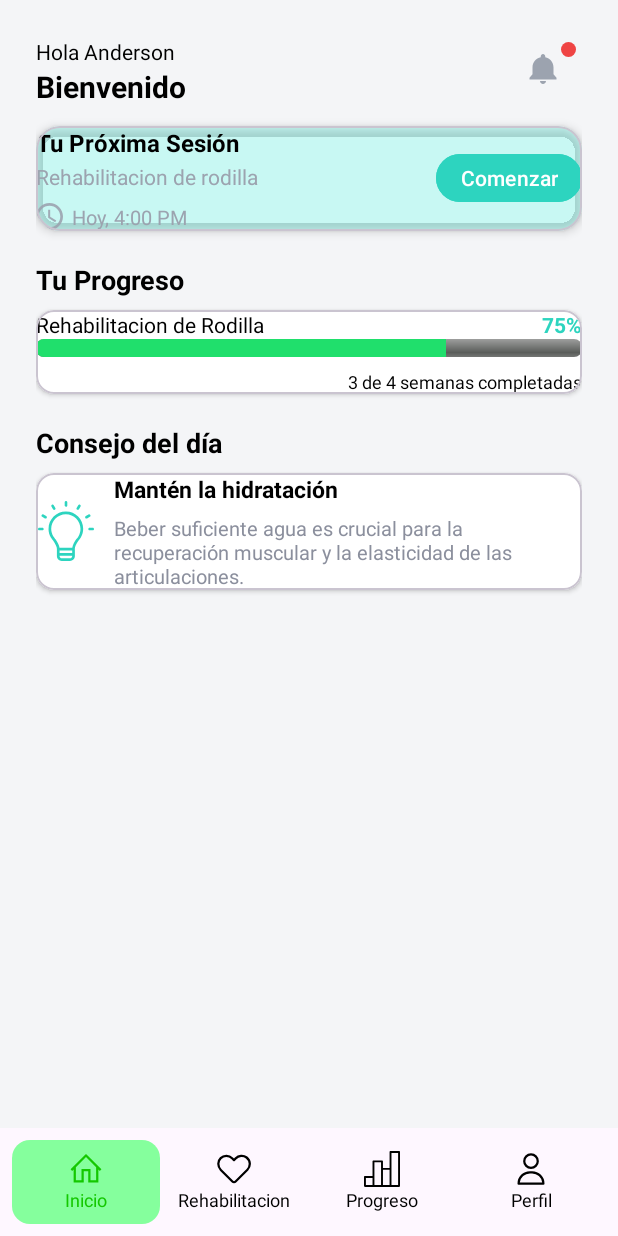
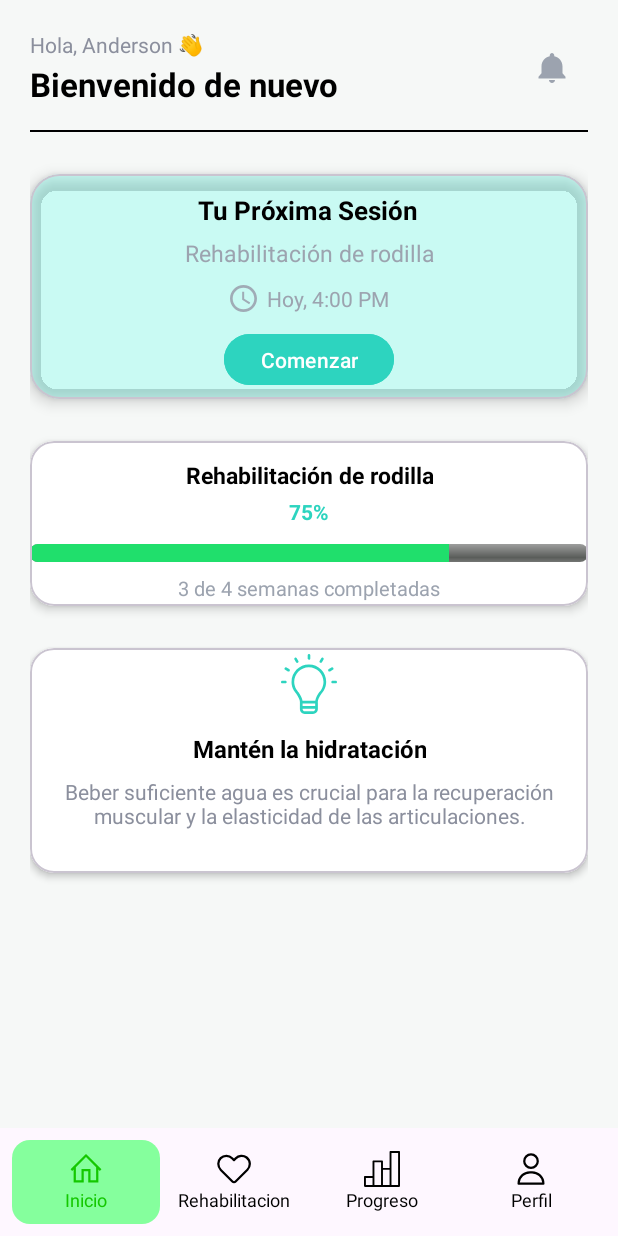
Before and after one commit to Rione007/RehApp, an Android app: the HomeFragment screen opened directly, with no data from a screen before it, on a phone screen of 412 x 824 dp. Run offline under Robolectric (Android 15) with nearby library versions, the phone set to English and light mode, and no system bars.

Commit message:
Mejore un poco

```diff
--- a/app/src/main/res/layout/fragment_home.xml
+++ b/app/src/main/res/layout/fragment_home.xml
@@ -7,7 +7,6 @@
     android:layout_height="match_parent"
     tools:context=".ui.fragments.HomeFragment">
 
-    <!-- Main content scrollable -->
     <androidx.core.widget.NestedScrollView
         android:id="@+id/scroll"
         android:layout_width="match_parent"
@@ -18,37 +17,39 @@
             android:layout_width="match_parent"
             android:layout_height="wrap_content"
             android:orientation="vertical"
-            android:padding="24dp">
+            android:padding="20dp"
+            android:background="@color/background_light">
 
-            <!-- Header: saludo + notificaciones -->
             <LinearLayout
                 android:layout_width="match_parent"
                 android:layout_height="wrap_content"
-                android:baselineAligned="false"
                 android:orientation="horizontal"
                 android:gravity="center_vertical"
-                android:paddingBottom="8dp">
+                android:paddingBottom="16dp">
 
                 <LinearLayout
                     android:layout_width="0dp"
                     android:layout_weight="1"
                     android:layout_height="wrap_content"
                     android:orientation="vertical">
+
                     <TextView
                         android:id="@+id/tvGreetingSmall"
                         android:layout_width="wrap_content"
                         android:layout_height="wrap_content"
-                        android:text="Hola Anderson"
-                        android:textColor="@color/black"
+                        android:text="Hola, Anderson 👋"
+                        android:textColor="@color/gray_dark"
                         android:textSize="14sp"/>
+
                     <TextView
                         android:id="@+id/tvWelcome"
                         android:layout_width="wrap_content"
                         android:layout_height="wrap_content"
-                        android:text="Bienvenido"
-                        android:textSize="20sp"
+                        android:text="Bienvenido de nuevo"
+                        android:textSize="22sp"
                         android:textStyle="bold"
-                        android:textColor="@color/black"/>
+                        android:textColor="@color/black"
+                        android:layout_marginTop="2dp"/>
                 </LinearLayout>
 
                 <FrameLayout
@@ -57,14 +58,13 @@
 
                     <ImageButton
                         android:id="@+id/btnNotifications"
-                        android:layout_width="44dp"
-                        android:layout_height="44dp"
+                        android:layout_width="match_parent"
+                        android:layout_height="match_parent"
                         android:background="?attr/selectableItemBackgroundBorderless"
                         android:src="@drawable/ic_notifications"
-                        android:contentDescription="notifications"
+                        android:contentDescription="Notificaciones"
                         app:tint="@color/gray" />
 
-                    <!-- red dot badge -->
                     <View
                         android:id="@+id/notify_badge"
                         android:layout_width="10dp"
@@ -72,57 +72,62 @@
                         android:layout_gravity="top|end"
                         android:layout_marginTop="4dp"
                         android:layout_marginEnd="4dp"
-                        android:background="@drawable/badge_red"/>
+                        android:background="@drawable/badge_red"
+                        android:visibility="gone"/>
                 </FrameLayout>
-
             </LinearLayout>
 
-            <!-- Próxima sesión card -->
+            <View
+                android:layout_width="match_parent"
+                android:layout_height="1dp"
+                android:background="@color/black"
+                android:layout_marginBottom="16dp"/>
+
+
+            <!-- Sesion-->
             <com.google.android.material.card.MaterialCardView
                 android:layout_width="match_parent"
-                android:layout_height="wrap_content"
-                android:layout_marginTop="4dp"
-                app:cardCornerRadius="16dp"
-                app:cardBackgroundColor="@color/bg_nextsesion"
-                app:cardElevation="4dp"
-                android:padding="16dp">
+                android:layout_height="150dp"
+                android:layout_marginTop="12dp"
+                android:layout_marginBottom="16dp"
+                android:padding="24dp"
+                app:cardCornerRadius="20dp"
+                app:cardElevation="6dp"
+                app:cardBackgroundColor="@color/bg_nextsesion">
 
                 <LinearLayout
                     android:layout_width="match_parent"
                     android:layout_height="wrap_content"
-                    android:orientation="horizontal"
-                    android:gravity="center_vertical">
-
-                    <LinearLayout
-                        android:layout_width="0dp"
-                        android:layout_weight="1"
-                        android:layout_height="wrap_content"
-                        android:orientation="vertical">
+                    android:orientation="vertical"
+                    android:gravity="center_horizontal">
 
                     <TextView
                         android:id="@+id/tvNextSessionTitle"
                         android:layout_width="wrap_content"
                         android:layout_height="wrap_content"
+                        android:layout_marginTop="12dp"
                         android:text="Tu Próxima Sesión"
-                            android:textSize="16sp"
+                        android:textColor="@color/black"
+                        android:textSize="17sp"
                         android:textStyle="bold"
-                            android:textColor="@color/black"/>
+                        android:gravity="center"/>
 
                     <TextView
                         android:id="@+id/tvNextSessionSubtitle"
                         android:layout_width="wrap_content"
                         android:layout_height="wrap_content"
-                            android:text="Rehabilitacion de rodilla"
-                            android:textSize="14sp"
+                        android:layout_marginTop="6dp"
+                        android:text="Rehabilitación de rodilla"
                         android:textColor="@color/gray"
-                            android:layout_marginTop="2dp"/>
+                        android:textSize="15sp"
+                        android:gravity="center"/>
 
                     <LinearLayout
                         android:layout_width="wrap_content"
                         android:layout_height="wrap_content"
-                            android:orientation="horizontal"
-                            android:gravity="center_vertical"
-                            android:layout_marginTop="8dp">
+                        android:layout_marginTop="10dp"
+                        android:gravity="center"
+                        android:orientation="horizontal">
 
                         <ImageView
                             android:layout_width="18dp"
@@ -134,67 +139,57 @@
                             android:id="@+id/tvNextSessionTime"
                             android:layout_width="wrap_content"
                             android:layout_height="wrap_content"
+                            android:layout_marginStart="6dp"
                             android:text="Hoy, 4:00 PM"
-                                android:textSize="13sp"
                             android:textColor="@color/gray"
-                                android:layout_marginStart="6dp"/>
-                        </LinearLayout>
-
+                            android:textSize="14sp"
+                            android:gravity="center"/>
                     </LinearLayout>
 
                     <Button
                         android:id="@+id/btnStart"
                         android:layout_width="wrap_content"
-                        android:layout_height="40dp"
+                        android:layout_height="42dp"
+                        android:layout_marginTop="10dp"
+                        android:backgroundTint="@color/active"
+                        android:elevation="3dp"
+                        android:paddingLeft="24dp"
+                        android:paddingRight="24dp"
                         android:text="Comenzar"
-                        android:backgroundTint="@color/active"
+                        android:textAllCaps="false"
                         android:textColor="@android:color/white"
-                        android:textAllCaps="false"
-                        android:paddingLeft="16dp"
-                        android:paddingRight="16dp"
-                        android:layout_marginStart="12dp"
-                        android:elevation="2dp"/>
+                        android:layout_gravity="center"/>
                 </LinearLayout>
             </com.google.android.material.card.MaterialCardView>
 
-            <!-- Tu progreso -->
-            <TextView
-                android:layout_width="match_parent"
-                android:layout_height="wrap_content"
-                android:text="Tu Progreso"
-                android:textSize="18sp"
-                android:textStyle="bold"
-                android:layout_marginTop="20dp"
-                android:textColor="@color/black"/>
 
+            <!-- Barra de progreso -->
             <com.google.android.material.card.MaterialCardView
                 android:layout_width="match_parent"
-                android:layout_height="wrap_content"
-                android:layout_marginTop="8dp"
-                app:cardCornerRadius="12dp"
-                app:cardBackgroundColor="@color/white"
-                app:cardElevation="2dp"
-                android:padding="14dp">
+                android:layout_height="110dp"
+                android:layout_marginTop="12dp"
+                android:layout_marginBottom="16dp"
+                android:padding="20dp"
+                app:cardCornerRadius="16dp"
+                app:cardElevation="4dp"
+                app:cardBackgroundColor="@color/white">
 
                 <LinearLayout
                     android:layout_width="match_parent"
                     android:layout_height="wrap_content"
-                    android:orientation="vertical">
-
-                    <LinearLayout
-                        android:layout_width="match_parent"
-                        android:layout_height="wrap_content"
-                        android:orientation="horizontal"
-                        android:gravity="center_vertical">
+                    android:orientation="vertical"
+                    android:gravity="center_horizontal">
 
                     <TextView
                         android:id="@+id/tvProgressTitle"
-                            android:layout_width="0dp"
-                            android:layout_weight="1"
+                        android:layout_width="wrap_content"
                         android:layout_height="wrap_content"
-                            android:text="Rehabilitacion de Rodilla"
-                            android:textSize="14sp"
-                            android:textColor="@color/black"/>
+                        android:layout_marginTop="12dp"
+                        android:text="Rehabilitación de rodilla"
+                        android:textSize="15sp"
+                        android:textStyle="bold"
+                        android:textColor="@color/black"
+                        android:gravity="center" />
 
                     <TextView
                         android:id="@+id/tvProgressPercent"
@@ -203,89 +198,81 @@
                         android:text="75%"
                         android:textSize="14sp"
                         android:textStyle="bold"
-                            android:textColor="@color/active"/>
-                    </LinearLayout>
+                        android:textColor="@color/active"
+                        android:layout_marginTop="4dp"
+                        android:gravity="center" />
 
                     <ProgressBar
                         android:id="@+id/progresoNivel"
+                        style="@android:style/Widget.ProgressBar.Horizontal"
                         android:layout_width="match_parent"
                         android:layout_height="12dp"
+                        android:layout_marginTop="12dp"
                         android:progress="75"
-                        android:progressTint="@color/primary"
-                        style="@android:style/Widget.ProgressBar.Horizontal" />
+                        android:progressTint="@color/primary" />
 
                     <TextView
-                        android:layout_width="match_parent"
+                        android:layout_width="wrap_content"
                         android:layout_height="wrap_content"
+                        android:layout_marginTop="8dp"
                         android:text="3 de 4 semanas completadas"
-                        android:textSize="12sp"
-                        android:textColor="@color/black"
-                        android:gravity="end"
-                        android:layout_marginTop="8dp"/>
+                        android:textSize="13sp"
+                        android:textColor="@color/gray"
+                        android:gravity="center"/>
                 </LinearLayout>
             </com.google.android.material.card.MaterialCardView>
 
+
             <!-- Consejo del día -->
-            <TextView
-                android:layout_width="match_parent"
-                android:layout_height="wrap_content"
-                android:text="Consejo del día"
-                android:textSize="18sp"
-                android:textStyle="bold"
-                android:layout_marginTop="20dp"
-                android:textColor="@color/black"/>
-
             <com.google.android.material.card.MaterialCardView
                 android:layout_width="match_parent"
-                android:layout_height="wrap_content"
-                android:layout_marginTop="8dp"
-                app:cardCornerRadius="12dp"
-                app:cardBackgroundColor="@color/card_light"
-                app:cardElevation="2dp"
-                android:padding="14dp">
+                android:layout_height="150dp"
+                android:layout_marginTop="12dp"
+                android:layout_marginBottom="32dp"
+                android:padding="20dp"
+                app:cardCornerRadius="16dp"
+                app:cardElevation="3dp"
+                app:cardBackgroundColor="@color/card_light">
 
                 <LinearLayout
                     android:layout_width="match_parent"
                     android:layout_height="wrap_content"
-                    android:orientation="horizontal"
-                    android:gravity="center_vertical">
+                    android:orientation="vertical"
+                    android:gravity="center_horizontal">
 
                     <ImageView
                         android:layout_width="40dp"
                         android:layout_height="48dp"
                         android:src="@drawable/ic_lightbuld"
+                        android:layout_gravity="center"
                         app:tint="@color/active" />
-
-                    <LinearLayout
-                        android:layout_width="0dp"
-                        android:layout_weight="1"
-                        android:layout_height="wrap_content"
-                        android:orientation="vertical"
-                        android:layout_marginStart="12dp">
 
                     <TextView
                         android:id="@+id/tip_title"
                         android:layout_width="wrap_content"
                         android:layout_height="wrap_content"
                         android:text="Mantén la hidratación"
-                            android:textSize="15sp"
+                        android:textSize="16sp"
                         android:textStyle="bold"
-                            android:textColor="@color/black"/>
+                        android:textColor="@color/black"
+                        android:layout_marginTop="8dp"
+                        android:gravity="center"/>
 
                     <TextView
                         android:id="@+id/tip_body"
                         android:layout_width="wrap_content"
                         android:layout_height="wrap_content"
+                        android:layout_marginTop="8dp"
                         android:text="Beber suficiente agua es crucial para la recuperación muscular y la elasticidad de las articulaciones."
-                            android:textSize="13sp"
+                        android:textSize="14sp"
                         android:textColor="@color/gray_dark"
-                            android:layout_marginTop="6dp"/>
-                    </LinearLayout>
-
+                        android:gravity="center"
+                        android:textAlignment="center"/>
                 </LinearLayout>
             </com.google.android.material.card.MaterialCardView>
 
-            <View android:layout_width="match_parent" android:layout_height="24dp"/>
+
+            <View android:layout_width="match_parent" android:layout_height="32dp"/>
         </LinearLayout>
     </androidx.core.widget.NestedScrollView>
 </androidx.coordinatorlayout.widget.CoordinatorLayout>
```
Lines whose indentation alone changed are shown as unchanged.
